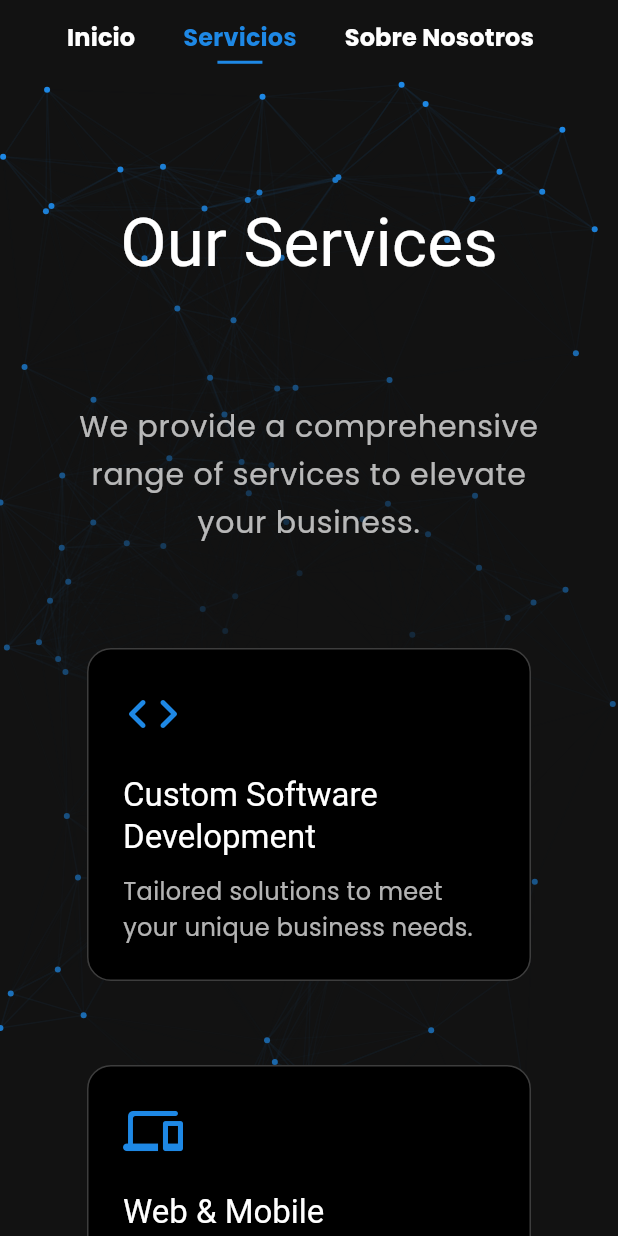
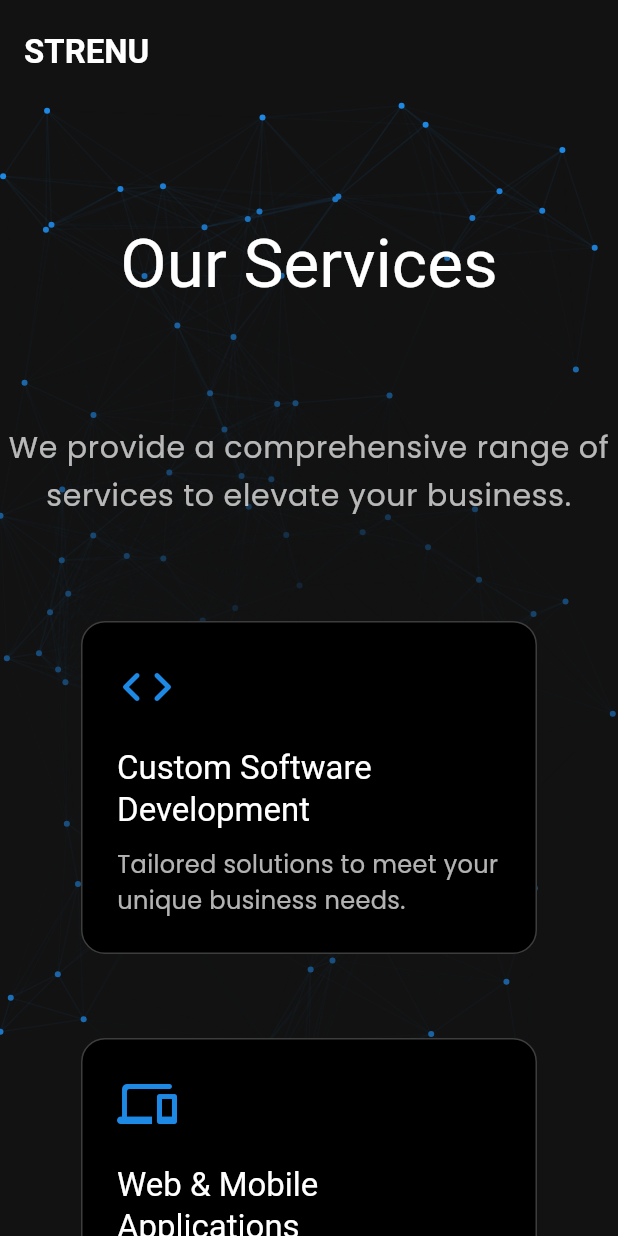
Before and after one commit to Strenu/web, a Flutter app: the screen it shows after launch, after a tap on "Discover Our Services", on a phone screen of 412 x 824 dp. Run offline on Flutter 3.47's test engine with Material 3 defaults, Android fonts, the phone set to English and light mode, and no system bars; drawn by our look-alikes of flutter_animate; our stand-ins replace font_awesome_flutter, go_router, google_fonts, simple_animations; network calls fail.

Commit message:
[ADD] Web upgrades and new sections

```diff
--- a/lib/app.dart
+++ b/lib/app.dart
@@ -2,6 +2,7 @@ import 'package:flutter/material.dart';
 import 'package:go_router/go_router.dart';
 import 'package:strenu_web/widgets/main_layout.dart';
 import 'package:strenu_web/pages/about_screen.dart';
+import 'package:strenu_web/pages/contact_screen.dart'; // Importa la nueva página
 import 'package:strenu_web/pages/home_screen.dart';
 import 'package:strenu_web/pages/services_screen.dart';
 import 'package:strenu_web/theme.dart';
@@ -20,29 +21,17 @@ class MyApp extends StatelessWidget {
   }
 }
 
-// Configuración de GoRouter
 final _router = GoRouter(
   initialLocation: '/',
   routes: [
-    // ShellRoute envuelve todas las rutas hijas con el MainLayout
     ShellRoute(
-      builder: (context, state, child) {
-        // El 'child' que recibe aquí es la página que corresponde a la ruta (HomeScreen, etc.)
-        return MainLayout(child: child);
-      },
+      builder: (context, state, child) => MainLayout(child: child),
       routes: [
-        GoRoute(
-          path: '/',
-          builder: (context, state) => const HomeScreen(),
-        ),
-        GoRoute(
-          path: '/services',
-          builder: (context, state) => const ServicesScreen(),
-        ),
-        GoRoute(
-          path: '/about',
-          builder: (context, state) => const AboutScreen(),
-        ),
+        GoRoute(path: '/', builder: (context, state) => const HomeScreen()),
+        GoRoute(path: '/services', builder: (context, state) => const ServicesScreen()),
+        GoRoute(path: '/about', builder: (context, state) => const AboutScreen()),
+        // Añade la nueva ruta
+        GoRoute(path: '/contact', builder: (context, state) => const ContactScreen()),
       ],
     ),
   ],
--- a/lib/pages/about_screen.dart
+++ b/lib/pages/about_screen.dart
@@ -39,8 +39,6 @@ class AboutScreen extends StatelessWidget {
           ),
         ),
         MaxWidthContainer(
-          child: Padding(
-            padding: const EdgeInsets.symmetric(horizontal: 50.0),
           child: Column(
             children: AnimateList(
               interval: 100.ms,
@@ -49,7 +47,6 @@ class AboutScreen extends StatelessWidget {
                 SlideEffect(begin: const Offset(0, 0.05), curve: Curves.easeOut),
               ],
               children: sections,
-              ),
             ),
           ),
         ),
--- a/lib/pages/home_screen.dart
+++ b/lib/pages/home_screen.dart
@@ -2,7 +2,8 @@ import 'package:flutter/material.dart';
 import 'package:flutter_animate/flutter_animate.dart';
 import 'package:strenu_web/widgets/animated_background.dart';
 import 'package:strenu_web/pages/home_sections/hero_section.dart';
-import 'package:strenu_web/pages/home_sections/services_section.dart';
+import 'package:strenu_web/pages/home_sections/projects_section.dart';
+import 'package:strenu_web/pages/home_sections/testimonials_section.dart';
 import 'package:strenu_web/pages/home_sections/whyus_section.dart';
 import 'package:strenu_web/pages/home_sections/cta_section.dart';
 import 'package:strenu_web/widgets/footer.dart';
@@ -14,10 +15,13 @@ class HomeScreen extends StatelessWidget {
 
   @override
   Widget build(BuildContext context) {
+    // Definimos las secciones que irán dentro del contenedor centrado
     final List<Widget> sections = [
-      const ServicesSection(),
+      const ProjectsSection(),
       const StrenuDivider(),
       const WhyUsSection(),
+      const StrenuDivider(),
+      const TestimonialsSection(),
       const StrenuDivider(),
       const CtaSection(),
     ];
@@ -39,10 +43,9 @@ class HomeScreen extends StatelessWidget {
         ListView(
           key: const ValueKey('home'),
           children: [
-            const HeroSection(),
+            const HeroSection(), // Hero Section a ancho completo
+            // Contenedor principal para el resto del contenido
             MaxWidthContainer(
-              child: Padding(
-                padding: const EdgeInsets.symmetric(horizontal: 50.0),
               child: Column(
                 children: AnimateList(
                   interval: 100.ms,
@@ -54,9 +57,8 @@ class HomeScreen extends StatelessWidget {
                 ),
               ),
             ),
-            ),
             const SizedBox(height: 80),
-            const Footer(),
+            const Footer(), // Footer a ancho completo
           ],
         ),
       ],
--- /dev/null
+++ b/lib/pages/home_sections/projects_section.dart
@@ -0,0 +1,65 @@
+import 'package:flutter/material.dart';
+import 'package:strenu_web/widgets/project_card.dart';
+
+class ProjectsSection extends StatelessWidget {
+  const ProjectsSection({super.key});
+
+  @override
+  Widget build(BuildContext context) {
+    final textTheme = Theme.of(context).textTheme;
+
+    final List<Map<String, dynamic>> projects = [
+      {
+        'title': 'OptiStock - Inventory Management',
+        'description': 'A custom web platform to optimize stock levels and automate supply chain logistics for a multi-warehouse retail company.',
+        // --- IMAGEN CORREGIDA ---
+        'imageUrl': 'https://images.unsplash.com/photo-1542744095-291d1f67b221?q=80&w=1170&auto=format&fit=crop',
+        'tags': ['Flutter Web', 'AWS Lambda', 'DynamoDB'],
+      },
+      {
+        'title': 'ConnectApp - B2B Platform',
+        'description': 'A cross-platform mobile app for industry professionals to connect, collaborate, and share insights securely.',
+        'imageUrl': 'https://images.unsplash.com/photo-1556761175-5973dc0f32e7?q=80&w=1332&auto=format&fit=crop',
+        'tags': ['Flutter Mobile', 'Firebase', 'Cloud Functions'],
+      },
+      {
+        'title': 'Cloud Migration for Enterprise',
+        'description': 'Full infrastructure migration to AWS for a legacy enterprise system, improving performance by 200% and reducing operational costs.',
+        // --- IMAGEN CORREGIDA ---
+        'imageUrl': 'https://images.unsplash.com/photo-1558494949-ef010cbdcc31?q=80&w=1170&auto=format&fit=crop',
+        'tags': ['AWS', 'EC2', 'S3', 'DevOps'],
+      }
+    ];
+
+    // El PageController ahora vive aquí para poder pasarlo al PageView
+    final PageController pageController = PageController(viewportFraction: 0.85);
+
+    return Column(
+      children: [
+        Text('Featured Projects', style: textTheme.headlineMedium),
+        const SizedBox(height: 20),
+        Text('We turn complex challenges into robust digital solutions.', style: textTheme.bodyMedium, textAlign: TextAlign.center),
+        const SizedBox(height: 50),
+        SizedBox(
+          height: 480,
+          child: PageView.builder(
+            controller: pageController,
+            itemCount: projects.length,
+            itemBuilder: (context, index) {
+              final project = projects[index];
+              return Padding(
+                padding: const EdgeInsets.symmetric(horizontal: 16.0),
+                child: ProjectCard(
+                  title: project['title'],
+                  description: project['description'],
+                  imageUrl: project['imageUrl'],
+                  tags: project['tags'],
+                ),
+              );
+            },
+          ),
+        ),
+      ],
+    );
+  }
+}
--- /dev/null
+++ b/lib/pages/home_sections/testimonials_section.dart
@@ -0,0 +1,47 @@
+import 'package:flutter/material.dart';
+import 'package:strenu_web/widgets/testimonial_card.dart';
+
+class TestimonialsSection extends StatelessWidget {
+  const TestimonialsSection({super.key});
+
+  @override
+  Widget build(BuildContext context) {
+    final textTheme = Theme.of(context).textTheme;
+
+    final List<Map<String, String>> testimonials = [
+      {'quote': 'Strenu transformed our internal processes. Their cloud solution is robust, scalable, and has saved us countless hours.', 'author': 'Jane Doe', 'role': 'CTO, Innovate Startups', 'imageUrl': 'https://images.unsplash.com/photo-1494790108377-be9c29b29330?q=80&w=1287&auto=format&fit=crop'},
+      {'quote': 'The mobile app they developed exceeded our expectations. The team\'s technical expertise and commitment are second to none.', 'author': 'John Smith', 'role': 'CEO, Global Logistics Inc.', 'imageUrl': 'https://images.unsplash.com/photo-1539571696357-5a69c17a67c6?q=80&w=1287&auto=format&fit=crop'},
+      {'quote': 'Working with them felt like a true partnership. They are agile, transparent, and delivered on time and on budget.', 'author': 'Emily White', 'role': 'Product Manager, TechFlow', 'imageUrl': 'https://images.unsplash.com/photo-1580489944761-15a19d654956?q=80&w=1361&auto=format&fit=crop'}
+    ];
+
+    // --- LA CORRECCIÓN ESTÁ AQUÍ ---
+    final PageController pageController = PageController(viewportFraction: 0.9);
+
+    return Column(
+      children: [
+        Text('What Our Clients Say', style: textTheme.headlineMedium),
+        const SizedBox(height: 50),
+        SizedBox(
+          height: 380,
+          child: PageView.builder(
+            controller: pageController,
+            itemCount: testimonials.length,
+            itemBuilder: (context, index) {
+              final testimonial = testimonials[index];
+              // El padding ahora se controla con el viewportFraction
+              return Padding(
+                padding: const EdgeInsets.symmetric(horizontal: 16.0),
+                child: TestimonialCard(
+                  quote: testimonial['quote']!,
+                  author: testimonial['author']!,
+                  role: testimonial['role']!,
+                  imageUrl: testimonial['imageUrl']!,
+                ),
+              );
+            },
+          ),
+        ),
+      ],
+    );
+  }
+}
--- a/lib/pages/services_screen.dart
+++ b/lib/pages/services_screen.dart
@@ -34,8 +34,6 @@ class ServicesScreen extends StatelessWidget {
           ),
         ),
         MaxWidthContainer(
-          child: Padding(
-            padding: const EdgeInsets.symmetric(horizontal: 50.0),
           child: Column(
             children: AnimateList(
               interval: 100.ms,
@@ -44,7 +42,6 @@ class ServicesScreen extends StatelessWidget {
                 SlideEffect(begin: const Offset(0, 0.05), curve: Curves.easeOut),
               ],
               children: sections,
-              ),
             ),
           ),
         ),
--- a/lib/widgets/footer.dart
+++ b/lib/widgets/footer.dart
@@ -1,22 +1,30 @@
 import 'package:flutter/material.dart';
 import 'package:go_router/go_router.dart';
+import 'package:strenu_web/widgets/max_width_container.dart';
+import 'package:url_launcher/url_launcher.dart';
+import 'package:font_awesome_flutter/font_awesome_flutter.dart'; // 1. Importamos el nuevo paquete
 
 class Footer extends StatelessWidget {
   const Footer({super.key});
+
+  // --- URLs de tus redes sociales ---
+  static final Uri _instagramUrl = Uri.parse('https://instagram.com/#');
+  static final Uri _linkedinUrl = Uri.parse('https://www.linkedin.com/#');
+  static final Uri _xUrl = Uri.parse('https://x.com/#');
+  static final Uri _youtubeUrl = Uri.parse('https://youtube.com/#');
 
   @override
   Widget build(BuildContext context) {
     final textTheme = Theme.of(context).textTheme;
     final colorScheme = Theme.of(context).colorScheme;
-
     final int currentYear = DateTime.now().year;
-
-    // --- LA CORRECCIÓN (Para el copyright) ---
-    final TextStyle copyrightStyle = textTheme.bodySmall ?? const TextStyle();
 
     return Container(
       color: colorScheme.surface,
-      padding: const EdgeInsets.symmetric(horizontal: 50, vertical: 40),
+      padding: const EdgeInsets.symmetric(vertical: 40),
+      child: MaxWidthContainer(
+        child: Padding(
+          padding: const EdgeInsets.symmetric(horizontal: 50.0),
           child: Column(
             children: [
               LayoutBuilder(
@@ -32,14 +40,18 @@ class Footer extends StatelessWidget {
                         _buildBrandInfo(textTheme, textAlign),
                         const SizedBox(height: 30),
                         _buildLinksColumn(context, textTheme, crossAxisAlignment),
+                        const SizedBox(height: 30),
+                        _buildSocialsColumn(context, textTheme, crossAxisAlignment),
                       ],
                     );
                   }
+
                   return Row(
-                crossAxisAlignment: crossAxisAlignment,
+                    crossAxisAlignment: CrossAxisAlignment.start,
                     children: [
-                  Expanded(flex: 2, child: _buildBrandInfo(textTheme, textAlign)),
-                  Expanded(flex: 1, child: _buildLinksColumn(context, textTheme, crossAxisAlignment)),
+                      Expanded(flex: 3, child: _buildBrandInfo(textTheme, textAlign)),
+                      Expanded(flex: 2, child: _buildLinksColumn(context, textTheme, crossAxisAlignment)),
+                      Expanded(flex: 1, child: _buildSocialsColumn(context, textTheme, crossAxisAlignment)),
                     ],
                   );
                 },
@@ -49,29 +61,68 @@ class Footer extends StatelessWidget {
               const SizedBox(height: 20),
               Text(
                 '© $currentYear STRENU. Todos los derechos reservados.',
-            style: copyrightStyle.copyWith(color: Colors.white54), // Usamos el estilo seguro
+                style: textTheme.bodySmall?.copyWith(color: Colors.white54),
               ),
             ],
+          ),
+        ),
       ),
     );
   }
 
+  // --- MÉTODO DE REDES SOCIALES ACTUALIZADO ---
+  Widget _buildSocialsColumn(BuildContext context, TextTheme textTheme, CrossAxisAlignment crossAxisAlignment) {
+    return Column(
+      crossAxisAlignment: crossAxisAlignment,
+      children: [
+        Text('Social', style: textTheme.titleMedium),
+        const SizedBox(height: 10),
+        Row(
+          mainAxisSize: MainAxisSize.min,
+          children: [
+            // 2. Reemplazamos Icon por FaIcon con los logos oficiales
+            IconButton(
+              icon: const FaIcon(FontAwesomeIcons.instagram),
+              onPressed: () => _launchUrl(_instagramUrl),
+              tooltip: 'Instagram',
+              color: Colors.white70,
+            ),
+            IconButton(
+              icon: const FaIcon(FontAwesomeIcons.linkedinIn),
+              onPressed: () => _launchUrl(_linkedinUrl),
+              tooltip: 'LinkedIn',
+              color: Colors.white70,
+            ),
+            IconButton(
+              icon: const FaIcon(FontAwesomeIcons.xTwitter),
+              onPressed: () => _launchUrl(_xUrl),
+              tooltip: 'X (Twitter)',
+              color: Colors.white70,
+            ),
+            IconButton(
+              icon: const FaIcon(FontAwesomeIcons.youtube),
+              onPressed: () => _launchUrl(_youtubeUrl),
+              tooltip: 'YouTube',
+              color: Colors.white70,
+            ),
+          ],
+        ),
+      ],
+    );
+  }
+
   Widget _buildBrandInfo(TextTheme textTheme, TextAlign textAlign) {
-    // --- LA CORRECCIÓN ---
-    final TextStyle brandNameStyle = textTheme.titleLarge ?? const TextStyle();
-    final TextStyle brandDescStyle = textTheme.bodyMedium ?? const TextStyle();
-
     return Column(
       crossAxisAlignment: textAlign == TextAlign.center ? CrossAxisAlignment.center : CrossAxisAlignment.start,
       children: [
         Text(
           'STRENU',
-          style: brandNameStyle.copyWith(fontWeight: FontWeight.bold),
+          style: textTheme.titleLarge?.copyWith(fontWeight: FontWeight.bold),
         ),
         const SizedBox(height: 8),
         Text(
           'Custom software development and AWS cloud consulting.',
-          style: brandDescStyle.copyWith(color: Colors.white70),
+          style: textTheme.bodyMedium?.copyWith(color: Colors.white70),
           textAlign: textAlign,
         ),
       ],
@@ -89,6 +140,12 @@ class Footer extends StatelessWidget {
         _FooterLink(text: 'Sobre Nosotros', onTap: () => context.go('/about')),
       ],
     );
+  }
+
+  Future<void> _launchUrl(Uri url) async {
+    if (!await launchUrl(url, mode: LaunchMode.externalApplication)) {
+      debugPrint('Could not launch $url');
+    }
   }
 }
 
--- a/lib/widgets/main_layout.dart
+++ b/lib/widgets/main_layout.dart
@@ -2,11 +2,13 @@ import 'package:flutter/material.dart';
 import 'package:go_router/go_router.dart';
 import 'package:strenu_web/widgets/animated_background.dart';
 import 'package:strenu_web/widgets/nav_button.dart';
+import 'package:strenu_web/widgets/max_width_container.dart';
 
 class MainLayout extends StatelessWidget {
-  final Widget child; // Acepta un solo child (la página entera)
+  final Widget child;
+  final Key? scrollKey;
 
-  const MainLayout({super.key, required this.child});
+  const MainLayout({super.key, required this.child, this.scrollKey});
 
   @override
   Widget build(BuildContext context) {
@@ -15,18 +17,37 @@ class MainLayout extends StatelessWidget {
 
     return Scaffold(
       appBar: AppBar(
-        title: Text(
+        toolbarHeight: 70,
+        title: MaxWidthContainer(
+          child: Row(
+            children: [
+              Text(
                 'STRENU',
                 style: textTheme.titleLarge?.copyWith(fontWeight: FontWeight.bold),
               ),
-        centerTitle: false,
-        actions: <Widget>[
+              const Spacer(), // Empuja el contenido a los lados
+              // Ocultamos los botones de texto en pantallas más pequeñas
+              if (MediaQuery.of(context).size.width > 720)
+                Row(
+                  mainAxisSize: MainAxisSize.min,
+                  children: [
                     NavButton(text: 'Inicio', onPressed: () => context.go('/'), isActive: currentLocation == '/'),
                     NavButton(text: 'Servicios', onPressed: () => context.go('/services'), isActive: currentLocation == '/services'),
                     NavButton(text: 'Sobre Nosotros', onPressed: () => context.go('/about'), isActive: currentLocation == '/about'),
-          const SizedBox(width: 40),
+                    const SizedBox(width: 20),
+                    // El botón de Contactar, siempre visible si hay espacio
+                    ElevatedButton(
+                      onPressed: () => context.go('/contact'),
+                      child: const Text('Contactar'),
+                    )
                   ],
                 ),
+            ],
+          ),
+        ),
+      ),
+      // Aquí podrías configurar un Drawer para la navegación en móvil
+      // drawer: MediaQuery.of(context).size.width <= 720 ? const AppDrawer() : null,
       body: Stack(
         children: [
           ShaderMask(
@@ -41,8 +62,7 @@ class MainLayout extends StatelessWidget {
             blendMode: BlendMode.dstIn,
             child: const AnimatedBackground(),
           ),
-          // El child (que será la página con su propio ListView) se renderiza aquí.
-          child,
+          child, // Aquí se renderiza la página actual (HomeScreen, etc.)
         ],
       ),
     );
--- /dev/null
+++ b/lib/widgets/project_card.dart
@@ -0,0 +1,53 @@
+import 'package:flutter/material.dart';
+
+class ProjectCard extends StatelessWidget {
+  final String title;
+  final String description;
+  final String imageUrl;
+  final List<String> tags;
+
+  const ProjectCard({
+    super.key,
+    required this.title,
+    required this.description,
+    required this.imageUrl,
+    required this.tags,
+  });
+
+  @override
+  Widget build(BuildContext context) {
+    final textTheme = Theme.of(context).textTheme;
+
+    return Card(
+      clipBehavior: Clip.antiAlias,
+      child: Column(
+        crossAxisAlignment: CrossAxisAlignment.start,
+        children: [
+          Image.network(
+            imageUrl,
+            height: 200,
+            width: double.infinity,
+            fit: BoxFit.cover,
+          ),
+          Padding(
+            padding: const EdgeInsets.all(16.0),
+            child: Column(
+              crossAxisAlignment: CrossAxisAlignment.start,
+              children: [
+                Text(title, style: textTheme.titleLarge),
+                const SizedBox(height: 8),
+                Text(description, style: textTheme.bodyMedium),
+                const SizedBox(height: 16),
+                Wrap(
+                  spacing: 8,
+                  runSpacing: 8,
+                  children: tags.map((tag) => Chip(label: Text(tag))).toList(),
+                ),
+              ],
+            ),
+          ),
+        ],
+      ),
+    );
+  }
+}
--- /dev/null
+++ b/lib/widgets/testimonial_card.dart
@@ -0,0 +1,85 @@
+import 'package:flutter/material.dart';
+
+class TestimonialCard extends StatelessWidget {
+  final String quote;
+  final String author;
+  final String role;
+  final String imageUrl;
+
+  const TestimonialCard({
+    super.key,
+    required this.quote,
+    required this.author,
+    required this.role,
+    required this.imageUrl,
+  });
+
+  @override
+  Widget build(BuildContext context) {
+    final textTheme = Theme.of(context).textTheme;
+    final colorScheme = Theme.of(context).colorScheme;
+
+    final textContent = Column(
+      crossAxisAlignment: CrossAxisAlignment.start,
+      mainAxisAlignment: MainAxisAlignment.center,
+      children: [
+        Icon(Icons.format_quote_rounded, color: colorScheme.primary, size: 40),
+        const SizedBox(height: 16),
+        Expanded(
+          child: Text(
+            '"${quote}"',
+            style: textTheme.titleLarge?.copyWith(
+              fontStyle: FontStyle.italic,
+              color: Colors.white.withOpacity(0.9),
+            ),
+          ),
+        ),
+        const SizedBox(height: 16),
+        Text(
+          author,
+          style: textTheme.titleMedium?.copyWith(fontWeight: FontWeight.bold),
+        ),
+        Text(
+          role,
+          style: textTheme.bodyMedium?.copyWith(color: Colors.white70),
+        ),
+      ],
+    );
+
+    final imageContent = CircleAvatar(
+      radius: 80,
+      backgroundImage: NetworkImage(imageUrl),
+      onBackgroundImageError: (_, __) {},
+      backgroundColor: colorScheme.surface, // Color de fondo si la imagen falla
+      // child: const Icon(Icons.person, size: 80), // <-- LÍNEA ELIMINADA
+    );
+
+    return Card(
+      child: Padding(
+        padding: const EdgeInsets.all(32.0),
+        child: LayoutBuilder(
+          builder: (context, constraints) {
+            if (constraints.maxWidth > 600) {
+              return Row(
+                children: [
+                  Expanded(flex: 3, child: textContent),
+                  const SizedBox(width: 32),
+                  Expanded(flex: 2, child: Center(child: imageContent)),
+                ],
+              );
+            }
+            return Column(
+              children: [
+                // Para móvil, hacemos la imagen un poco más pequeña
+                CircleAvatar(radius: 60, backgroundImage: NetworkImage(imageUrl)),
+                const SizedBox(height: 32),
+                // Y el texto no necesita ser 'Expanded'
+                ...textContent.children.where((w) => w is! Expanded),
+              ],
+            );
+          },
+        ),
+      ),
+    );
+  }
+}
--- a/pubspec.yaml
+++ b/pubspec.yaml
@@ -42,6 +42,8 @@ dependencies:
       url: https://github.com/Strenu/strenu_flutter_utils.git
       ref: develop
   flutter_animate: ^4.5.0
+  url_launcher: ^6.3.0
+  font_awesome_flutter: ^10.7.0
 
 dev_dependencies:
   flutter_test:
```
Also changed, not shown: lib/pages/contact_screen.dart (added, +38 -0 lines), lib/widgets/contact_form.dart (added, +70 -0 lines), pubspec.lock, 5 other files. Lines whose indentation alone changed are shown as unchanged.
